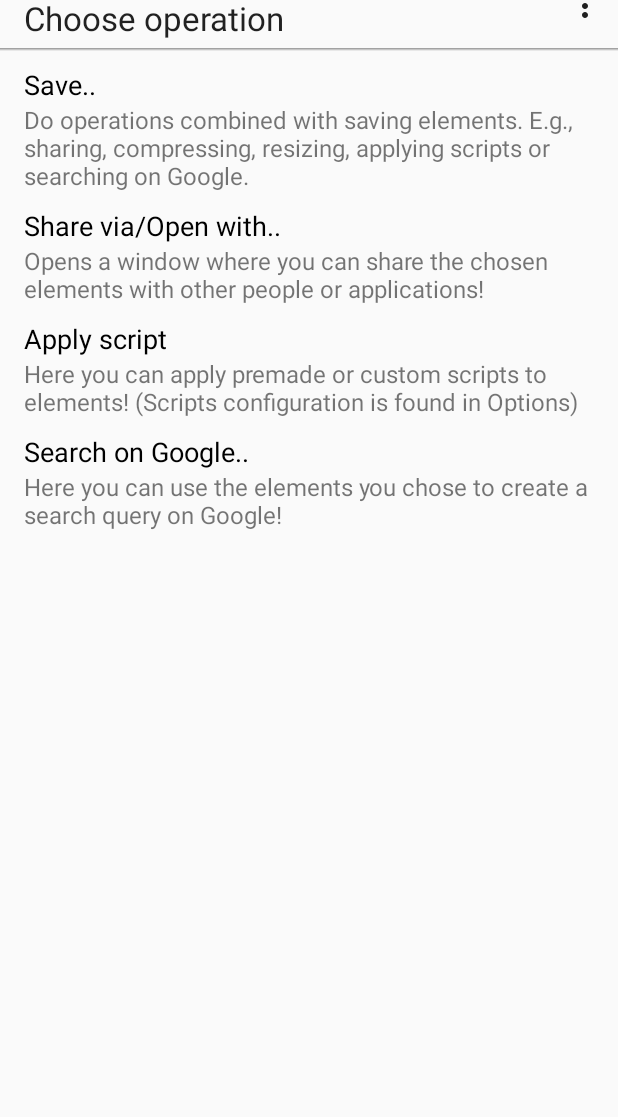
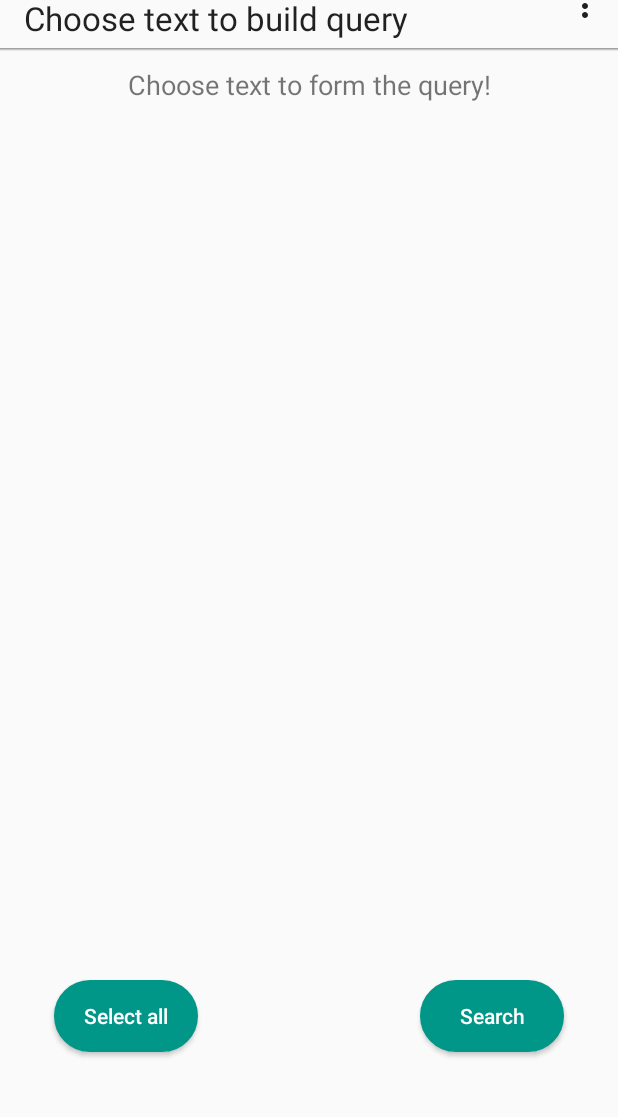
Before and after one commit to tolgaz/BrowsingButler, an Android app: the OperationActivity screen opened directly, with no data from a screen before it, after a tap on "Search on Google..", on a phone screen of 412 x 824 dp, the part 36-1153 px from its top. Run offline under Robolectric (Android 15) with nearby library versions, the phone set to English and light mode, and no system bars; our stand-ins replace FlexboxLayout; libraries missing offline, so code that uses them is left out: com.google.android.flexbox.

Commit message:
feat: implemented search on Google function

```diff
--- a/app/src/main/AndroidManifest.xml
+++ b/app/src/main/AndroidManifest.xml
@@ -40,6 +40,7 @@
         <activity android:name=".activities.CompressResizeActivity" />
         <activity android:name=".activities.ScriptActivity" />
         <activity android:name=".activities.ScriptOptionsActivity" />
+        <activity android:name=".activities.SearchQueryBuilderActivity" />
 
         <provider
             android:name="androidx.core.content.FileProvider"
--- a/app/src/main/java/com/master/browsingbutler/activities/ActivityWithSwitchHandler.java
+++ b/app/src/main/java/com/master/browsingbutler/activities/ActivityWithSwitchHandler.java
@@ -9,10 +9,8 @@ import androidx.appcompat.app.AppCompatActivity;
 import com.master.browsingbutler.R;
 import com.master.browsingbutler.utils.Log;
 
-import java.net.MalformedURLException;
-
 public abstract class ActivityWithSwitchHandler extends AppCompatActivity {
-    public abstract void switchHandler(View view, int position) throws MalformedURLException;
+    public abstract void switchHandler(View view, int position);
 
     @Override
     public boolean onOptionsItemSelected(MenuItem item) {
--- a/app/src/main/java/com/master/browsingbutler/activities/OperationActivity.java
+++ b/app/src/main/java/com/master/browsingbutler/activities/OperationActivity.java
@@ -17,17 +17,12 @@ import com.master.browsingbutler.utils.Log;
 
 public class OperationActivity extends ActivityWithSwitchHandler {
 
-    private static boolean firstRun = true;
-
     @Override
     public void onCreate(@Nullable Bundle savedInstanceState) {
         super.onCreate(savedInstanceState);
         Log.d(this);
         this.setContentView(R.layout.activity_operation);
-        if (firstRun) {
-            firstRun = false;
-            this.overridePendingTransition(R.anim.trans_left_in, R.anim.trans_left_out);
-        }
+        this.overridePendingTransition(R.anim.trans_left_in, R.anim.trans_left_out);
         /* Only for when WebPageRetriver is not used - TESTING */
         //WebpageRetrieverActivity.URL = this.getResources().getString(R.string.main_url);
         ActivityCompat.requestPermissions(this,
@@ -36,7 +31,12 @@ public class OperationActivity extends ActivityWithSwitchHandler {
 
         StrictMode.ThreadPolicy policy = new StrictMode.ThreadPolicy.Builder().permitAll().build();
         StrictMode.setThreadPolicy(policy);
+    }
 
+    @Override
+    protected void onResume() {
+        super.onResume();
+        Log.d(this);
         WebpageRetrieverActivity.configuration.configureToolbar(this, R.string.toolbar_operation_screen);
         WebpageRetrieverActivity.configuration.configureList(this, "Operations");
     }
@@ -70,6 +70,9 @@ public class OperationActivity extends ActivityWithSwitchHandler {
                 break;
             case 3:
                 /* Search on Google */
+                Log.d(this, "Swith 3 - search on Google");
+                this.startActivity(new Intent(this, SearchQueryBuilderActivity.class));
+
             default:
                 Log.d(this, "Swith default");
                 break;
@@ -85,6 +88,6 @@ public class OperationActivity extends ActivityWithSwitchHandler {
     @Override
     public void finish() {
         super.finish();
-        this.overridePendingTransition(R.anim.trans_left_in, R.anim.trans_left_out);
+        this.overridePendingTransition(R.anim.trans_right_in, R.anim.trans_right_out);
     }
 }
--- a/app/src/main/java/com/master/browsingbutler/activities/ScriptActivity.java
+++ b/app/src/main/java/com/master/browsingbutler/activities/ScriptActivity.java
@@ -35,7 +35,12 @@ public class ScriptActivity extends ActivityWithSwitchHandler {
             this.isExecution = false;
             newScript.setOnClickListener(v -> this.startActivity(this.configureScriptOptionIntent(v, -1, true)));
         }
+    }
 
+    @Override
+    protected void onResume() {
+        super.onResume();
+        Log.d(this);
         WebpageRetrieverActivity.configuration.configureToolbar(this, this.isExecution ? R.string.toolbar_script_exec_screen : R.string.toolbar_script_screen);
         WebpageRetrieverActivity.configuration.configureList(this, "Scripts");
     }
@@ -81,6 +86,7 @@ public class ScriptActivity extends ActivityWithSwitchHandler {
 
     @Override
     public void finish() {
+        Log.d(this, "finish()");
         super.finish();
         this.overridePendingTransition(R.anim.trans_right_in, R.anim.trans_right_out);
     }
--- /dev/null
+++ b/app/src/main/java/com/master/browsingbutler/activities/SearchQueryBuilderActivity.java
@@ -0,0 +1,94 @@
+package com.master.browsingbutler.activities;
+
+import android.content.Intent;
+import android.net.Uri;
+import android.os.Bundle;
+import android.view.Menu;
+import android.view.MenuInflater;
+import android.view.View;
+import android.widget.Button;
+
+import androidx.annotation.Nullable;
+
+import com.master.browsingbutler.App;
+import com.master.browsingbutler.R;
+import com.master.browsingbutler.adapters.SearchQueryRecycleViewAdapter;
+import com.master.browsingbutler.components.JavaScriptInterface;
+import com.master.browsingbutler.models.ElementWrapper;
+import com.master.browsingbutler.utils.Log;
+
+import java.util.List;
+import java.util.stream.Collectors;
+
+
+public class SearchQueryBuilderActivity extends ActivityWithSwitchHandler {
+
+    private static final String TAG = "SearchQueryBuilderActivity";
+    private static final String GOOGLE_URL = App.getResourses().getString(R.string.google_query_url);
+
+    private List<ElementWrapper> allTextElements;
+
+    @Override
+    public void onCreate(@Nullable Bundle savedInstanceState) {
+        super.onCreate(savedInstanceState);
+        Log.d(this);
+        this.setContentView(R.layout.activity_searchquerybuilder);
+        this.overridePendingTransition(R.anim.trans_left_in, R.anim.trans_left_out);
+        this.allTextElements = JavaScriptInterface.getSelectedElements().stream().filter(ElementWrapper::isText).collect(Collectors.toList());
+
+        Button selectAll = this.findViewById(R.id.select_all);
+        selectAll.setOnClickListener(v -> {
+            Log.d(this, "selectAll clicked");
+            SearchQueryRecycleViewAdapter searchQueryRecycleViewAdapter = WebpageRetrieverActivity.configuration.getSearchQueryRecycleViewAdapater();
+            List<SearchQueryRecycleViewAdapter.SearchQueryRecycleViewHolder> viewHolders = searchQueryRecycleViewAdapter.getViewHolders();
+            viewHolders.forEach(SearchQueryRecycleViewAdapter.SearchQueryRecycleViewHolder::select);
+            this.allTextElements.forEach(eW -> eW.setChosen(true));
+        });
+
+        Button continueCompress = this.findViewById(R.id.continue_compress);
+        continueCompress.setOnClickListener(v -> this.createAndLaunchSearchQuery());
+    }
+
+    @Override
+    protected void onResume() {
+        super.onResume();
+        Log.d(this);
+        WebpageRetrieverActivity.configuration.configureToolbar(this, R.string.toolbar_searchquerybuilder);
+        WebpageRetrieverActivity.configuration.configureList(this, "SearchQuery");
+    }
+
+    private void createAndLaunchSearchQuery() {
+        Log.d(TAG, "createAndLaunchSearchQuery");
+        StringBuilder searchQuery = new StringBuilder();
+        this.allTextElements.stream().filter(ElementWrapper::getChosen)
+                .forEach(elementWrapper -> searchQuery.append(elementWrapper.getText()).append(" "));
+        Intent intent = new Intent(Intent.ACTION_VIEW, Uri.parse(GOOGLE_URL + searchQuery.toString()));
+        this.startActivity(intent);
+    }
+
+    @Override
+    public boolean onCreateOptionsMenu(Menu menu) {
+        MenuInflater inflater = this.getMenuInflater();
+        inflater.inflate(R.menu.option_menu, menu);
+        return true;
+    }
+
+    @Override
+    public void switchHandler(View view, int position) {
+        ElementWrapper clickedElementWrapper = this.allTextElements.get(position);
+        Log.d(this, "item on pos: " + position + ", was: " + clickedElementWrapper.getChosen());
+    }
+
+    @Override
+    public void startActivity(Intent intent) {
+        super.startActivity(intent);
+        this.overridePendingTransition(R.anim.trans_right_in, R.anim.trans_right_out);
+    }
+
+    @Override
+    public void finish() {
+        Log.d(this, "finish()");
+        super.finish();
+        this.overridePendingTransition(R.anim.trans_right_in, R.anim.trans_right_out);
+    }
+}
--- a/app/src/main/java/com/master/browsingbutler/adapters/ListRecycleViewAdapter.java
+++ b/app/src/main/java/com/master/browsingbutler/adapters/ListRecycleViewAdapter.java
@@ -11,14 +11,11 @@ import androidx.recyclerview.widget.RecyclerView;
 
 import com.master.browsingbutler.R;
 import com.master.browsingbutler.models.ListItem;
-import com.master.browsingbutler.utils.Log;
 
-import java.net.MalformedURLException;
-import java.util.ArrayList;
-import java.util.Arrays;
+import java.util.List;
 
 public class ListRecycleViewAdapter extends RecyclerView.Adapter<ListRecycleViewAdapter.ListRecycleViewHolder> {
-    private ArrayList<ListItem> listDataset;
+    private List<ListItem> listDataset;
     private LayoutInflater mInflater;
     private ItemClickListener mClickListener;
 
@@ -41,17 +38,13 @@ public class ListRecycleViewAdapter extends RecyclerView.Adapter<ListRecycleView
         @Override
         public void onClick(View view) {
             if (ListRecycleViewAdapter.this.mClickListener != null) {
-                try {
-                    ListRecycleViewAdapter.this.mClickListener.onItemClick(view, this.getAdapterPosition());
-                } catch (MalformedURLException e) {
-                    Log.d(this, "Wrong URL. " + Arrays.toString(e.getStackTrace()));
-                }
+                ListRecycleViewAdapter.this.mClickListener.onItemClick(view, this.getAdapterPosition());
             }
         }
     }
 
     // Provide a suitable constructor (depends on the kind of dataset)
-    public ListRecycleViewAdapter(Context context, ArrayList<ListItem> listDataset) {
+    public ListRecycleViewAdapter(Context context, List<ListItem> listDataset) {
         this.mInflater = LayoutInflater.from(context);
         this.listDataset = listDataset;
     }
@@ -86,11 +79,6 @@ public class ListRecycleViewAdapter extends RecyclerView.Adapter<ListRecycleView
         return this.listDataset.size();
     }
 
-    // convenience method for getting data at click position
-    public ListItem getItem(int id) {
-        return this.listDataset.get(id);
-    }
-
     // allows clicks events to be caught
     public void setClickListener(ItemClickListener itemClickListener) {
         this.mClickListener = itemClickListener;
@@ -98,6 +86,6 @@ public class ListRecycleViewAdapter extends RecyclerView.Adapter<ListRecycleView
 
     // parent activity will implement this method to respond to click events
     public interface ItemClickListener {
-        void onItemClick(View view, int position) throws MalformedURLException;
+        void onItemClick(View view, int position);
     }
 }
--- /dev/null
+++ b/app/src/main/java/com/master/browsingbutler/adapters/SearchQueryRecycleViewAdapter.java
@@ -0,0 +1,103 @@
+package com.master.browsingbutler.adapters;
+
+import android.content.Context;
+import android.text.TextUtils;
+import android.view.LayoutInflater;
+import android.view.View;
+import android.view.ViewGroup;
+import android.widget.CheckedTextView;
+
+import androidx.annotation.NonNull;
+import androidx.recyclerview.widget.RecyclerView;
+
+import com.master.browsingbutler.models.ElementWrapper;
+
+import java.util.ArrayList;
+import java.util.List;
+
+import static android.view.ViewGroup.LayoutParams;
+
+public class SearchQueryRecycleViewAdapter extends RecyclerView.Adapter<SearchQueryRecycleViewAdapter.SearchQueryRecycleViewHolder> {
+    private List<ElementWrapper> listDataset;
+    private LayoutInflater mInflater;
+    private ListRecycleViewAdapter.ItemClickListener mClickListener;
+    private List<SearchQueryRecycleViewAdapter.SearchQueryRecycleViewHolder> viewHolders = new ArrayList<>();
+
+    // Provide a reference to the views for each data item
+    // Complex data items may need more than one view per item, and
+    // you provide access to all the views for a data item in a view holder
+    // stores and recycles views as they are scrolled off screen
+    public class SearchQueryRecycleViewHolder extends RecyclerView.ViewHolder implements View.OnClickListener {
+        // each data item is just a string in this case
+        CheckedTextView checkedTextView;
+
+        SearchQueryRecycleViewHolder(View itemView) {
+            super(itemView);
+            this.checkedTextView = itemView.findViewById(android.R.id.text1);
+            itemView.setOnClickListener(this);
+        }
+
+        @Override
+        public void onClick(View view) {
+            if (SearchQueryRecycleViewAdapter.this.mClickListener != null) {
+                SearchQueryRecycleViewAdapter.this.mClickListener.onItemClick(view, this.getAdapterPosition());
+                SearchQueryRecycleViewAdapter.this.listDataset.get(this.getAdapterPosition()).setChosen(!this.checkedTextView.isChecked());
+                this.checkedTextView.setChecked(!this.checkedTextView.isChecked());
+
+            }
+        }
+
+        public void select() {
+            this.checkedTextView.setChecked(true);
+        }
+    }
+
+    // Provide a suitable constructor (depends on the kind of dataset)
+    public SearchQueryRecycleViewAdapter(Context context, List<ElementWrapper> listDataset) {
+        this.mInflater = LayoutInflater.from(context);
+        this.listDataset = listDataset;
+    }
+
+    // Create new views (invoked by the layout manager)
+    @NonNull
+    @Override
+    public SearchQueryRecycleViewHolder onCreateViewHolder(@NonNull ViewGroup parent, int viewType) {
+        View view = this.mInflater.inflate(android.R.layout.simple_list_item_multiple_choice, parent, false);
+        SearchQueryRecycleViewHolder searchQueryRecycleViewHolder = new SearchQueryRecycleViewHolder(view);
+        this.viewHolders.add(searchQueryRecycleViewHolder);
+        return searchQueryRecycleViewHolder;
+    }
+
+    // binds the data to the TextView in each row
+    @Override
+    public void onBindViewHolder(SearchQueryRecycleViewHolder holder, int position) {
+        ElementWrapper elementWrapper = this.listDataset.get(position);
+        CheckedTextView checkedTextView = holder.checkedTextView;
+
+        checkedTextView.setChecked(elementWrapper.getChosen());
+
+        checkedTextView.setText(elementWrapper.getText());
+        checkedTextView.setMaxLines(3);
+        checkedTextView.setEllipsize(TextUtils.TruncateAt.END);
+
+        ViewGroup.MarginLayoutParams params = (ViewGroup.MarginLayoutParams) checkedTextView.getLayoutParams();
+        params.height = LayoutParams.WRAP_CONTENT;
+        params.setMargins(0, 0, 0, 15);
+        checkedTextView.setLayoutParams(params);
+    }
+
+    // Return the size of your dataset (invoked by the layout manager)
+    @Override
+    public int getItemCount() {
+        return this.listDataset.size();
+    }
+
+    public List<SearchQueryRecycleViewAdapter.SearchQueryRecycleViewHolder> getViewHolders() {
+        return this.viewHolders;
+    }
+
+    // allows clicks events to be caught
+    public void setClickListener(ListRecycleViewAdapter.ItemClickListener itemClickListener) {
+        this.mClickListener = itemClickListener;
+    }
+}
--- a/app/src/main/java/com/master/browsingbutler/components/Configuration.java
+++ b/app/src/main/java/com/master/browsingbutler/components/Configuration.java
@@ -18,18 +18,19 @@ import com.master.browsingbutler.activities.ActivityWithSwitchHandler;
 import com.master.browsingbutler.adapters.ImagePickerRecycleViewAdapter;
 import com.master.browsingbutler.adapters.ListRecycleViewAdapter;
 import com.master.browsingbutler.adapters.ListRecycleViewAdapter.ItemClickListener;
+import com.master.browsingbutler.adapters.SearchQueryRecycleViewAdapter;
 import com.master.browsingbutler.models.ElementWrapper;
 import com.master.browsingbutler.models.ListItem;
 import com.master.browsingbutler.models.scripts.Script;
 import com.master.browsingbutler.models.scripts.ScriptItem;
 import com.master.browsingbutler.utils.Log;
 
-import java.net.MalformedURLException;
 import java.util.ArrayList;
 import java.util.List;
 import java.util.stream.Collectors;
 
 public class Configuration implements ItemClickListener {
+    private static final String TAG = "Configuration";
     private ActivityWithSwitchHandler currActivity;
     public static ArrayList<ListItem> premadeListDataset;
     public static ArrayList<ListItem> customListDataset;
@@ -57,10 +58,25 @@ public class Configuration implements ItemClickListener {
             case "Scripts":
                 this.configureScripts();
                 break;
+            case "SearchQuery":
+                this.configureSearchQuery();
+                break;
             default:
                 Log.d("ListConfiguration", "switch EndedInDefault");
         }
         Log.d("ListConfiguration", "ending configureList");
+    }
+
+    private void configureSearchQuery() {
+        Log.d(TAG, "configureSearchQuery");
+        List<ElementWrapper> dataset = JavaScriptInterface.getSelectedElements().stream().filter(ElementWrapper::isText).collect(Collectors.toList());
+        // dataset.forEach(elementWrapper -> elementWrapper.setChosen(false));
+
+        RecyclerView recyclerView = this.currActivity.findViewById(R.id.search_query_recycle_view);
+        recyclerView.setLayoutManager(new LinearLayoutManager(this.currActivity));
+        SearchQueryRecycleViewAdapter searchQueryRecycleViewAdapter = new SearchQueryRecycleViewAdapter(this.currActivity, dataset);
+        searchQueryRecycleViewAdapter.setClickListener(this);
+        recyclerView.setAdapter(searchQueryRecycleViewAdapter);
     }
 
 
@@ -145,8 +161,13 @@ public class Configuration implements ItemClickListener {
         return (ImagePickerRecycleViewAdapter) recyclerView.getAdapter();
     }
 
+    public SearchQueryRecycleViewAdapter getSearchQueryRecycleViewAdapater() {
+        RecyclerView recyclerView = this.currActivity.findViewById(R.id.search_query_recycle_view);
+        return (SearchQueryRecycleViewAdapter) recyclerView.getAdapter();
+    }
+
     @Override
-    public void onItemClick(View view, int position) throws MalformedURLException {
+    public void onItemClick(View view, int position) {
         Log.d(this, "You clicked " + view.toString() + " on row number " + position);
         this.currActivity.switchHandler(view, position);
     }
--- a/app/src/main/java/com/master/browsingbutler/models/ElementWrapper.java
+++ b/app/src/main/java/com/master/browsingbutler/models/ElementWrapper.java
@@ -70,4 +70,8 @@ public class ElementWrapper implements Comparable {
     public boolean isNotText() {
         return this.text == null || this.text.isEmpty();
     }
+
+    public boolean isText() {
+        return this.text != null && !this.text.isEmpty();
+    }
 }
--- /dev/null
+++ b/app/src/main/res/layout/activity_searchquerybuilder.xml
@@ -0,0 +1,76 @@
+<?xml version="1.0" encoding="utf-8"?>
+<LinearLayout xmlns:android="http://schemas.android.com/apk/res/android"
+    xmlns:app="http://schemas.android.com/apk/res-auto"
+    android:orientation="vertical"
+    android:layout_width="match_parent"
+    android:layout_height="match_parent">
+
+    <include layout="@layout/toolbar" />
+
+    <androidx.constraintlayout.widget.ConstraintLayout
+        android:layout_marginTop="10dp"
+        android:layout_width="match_parent"
+        android:layout_height="wrap_content"
+        android:layout_marginBottom="10dp">
+
+        <TextView
+            android:layout_width="wrap_content"
+            android:layout_height="wrap_content"
+            android:text="Choose text to form the query!"
+            android:textSize="18sp"
+            app:layout_constraintBottom_toBottomOf="parent"
+            app:layout_constraintEnd_toEndOf="parent"
+            app:layout_constraintStart_toStartOf="parent"
+            app:layout_constraintTop_toTopOf="parent" />
+
+    </androidx.constraintlayout.widget.ConstraintLayout>
+
+    <ScrollView
+        android:layout_width="match_parent"
+        android:layout_height="475dp"
+        android:layout_marginEnd="5dp">
+
+        <androidx.recyclerview.widget.RecyclerView
+            android:id="@+id/search_query_recycle_view"
+            android:layout_width="match_parent"
+            android:layout_height="wrap_content"
+            android:layout_marginLeft="8dp"
+            android:layout_marginTop="8dp"
+            android:layout_marginRight="8dp"
+            app:layout_behavior="@string/appbar_scrolling_view_behavior" />
+    </ScrollView>
+
+    <androidx.constraintlayout.widget.ConstraintLayout
+        android:layout_width="match_parent"
+        android:layout_height="match_parent">
+
+        <Button
+            android:id="@+id/continue_compress"
+            android:layout_width="wrap_content"
+            android:layout_height="wrap_content"
+            android:layout_marginEnd="36dp"
+            android:background="@drawable/button_outline_green"
+            android:minWidth="96dp"
+            android:text="Search"
+            android:textAllCaps="false"
+            android:textColor="@android:color/white"
+            app:layout_constraintBottom_toBottomOf="parent"
+            app:layout_constraintEnd_toEndOf="parent"
+            app:layout_constraintTop_toTopOf="parent" />
+
+        <Button
+            android:id="@+id/select_all"
+            android:layout_width="wrap_content"
+            android:layout_height="wrap_content"
+            android:layout_marginStart="36dp"
+            android:background="@drawable/button_outline_green"
+            android:minWidth="96dp"
+            android:text="@android:string/selectAll"
+            android:textAllCaps="false"
+            android:textColor="@android:color/white"
+            app:layout_constraintBottom_toBottomOf="parent"
+            app:layout_constraintStart_toStartOf="parent"
+            app:layout_constraintTop_toTopOf="parent" />
+    </androidx.constraintlayout.widget.ConstraintLayout>
+
+</LinearLayout>
--- a/app/src/main/res/values/strings.xml
+++ b/app/src/main/res/values/strings.xml
@@ -1,15 +1,16 @@
 <resources>
     <string name="main_url">http://10.0.2.2:8080/</string>
+    <string name="google_query_url">https://www.google.com/search?q=</string>
 
     <string name="app_name">BrowsingButler</string>
-    <string name="title_activity_main2">Main2Activity</string>
 
     <!-- Toolbar -->
-    <string name="toolbar_main">Click on a element to start!</string>
+    <string name="toolbar_main">Click on a element to start</string>
     <string name="toolbar_operation_screen">Choose operation</string>
     <string name="toolbar_save_screen">Choose a save operation</string>
     <string name="toolbar_media_picker_screen">Save and compress</string>
     <string name="toolbar_compress_resize_screen">Save and compress</string>
+    <string name="toolbar_searchquerybuilder">Choose text to build query</string>
     <string name="toolbar_script_screen">Script settings</string>
     <string name="toolbar_script_exec_screen">Scripts</string>
 
```
Also changed, not shown: app/src/main/java/com/master/browsingbutler/activities/CompressResizeActivity.java (+8 -1 lines), app/src/main/java/com/master/browsingbutler/activities/MediaPickerActivity.java (+9 -2 lines), app/src/main/java/com/master/browsingbutler/activities/SaveActivity.java (+15 -18 lines), app/src/main/java/com/master/browsingbutler/activities/ScriptOptionsActivity.java (+8 -1 lines), app/src/main/java/com/master/browsingbutler/activities/WebpageRetrieverActivity.java (+7 -1 lines), app/src/main/java/com/master/browsingbutler/adapters/ImagePickerRecycleViewAdapter.java (+2 -15 lines), app/src/main/java/com/master/browsingbutler/utils/ElementGrabber.java (+6 -2 lines), 1 other file.
